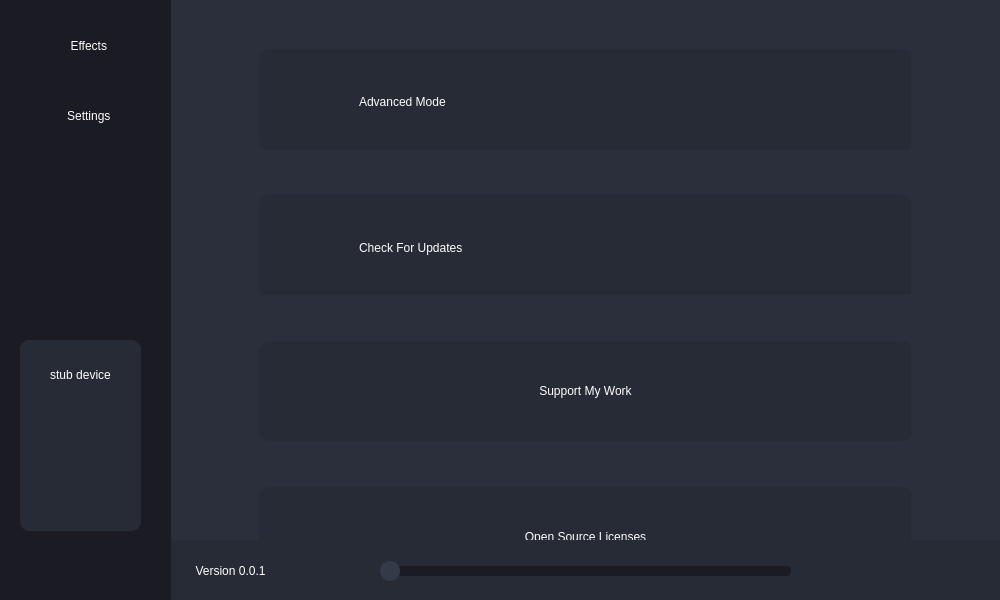
First picture: the form in src/ui/views/main/MainWindow.ui, repository milan338/FreeRGB, before the edit.
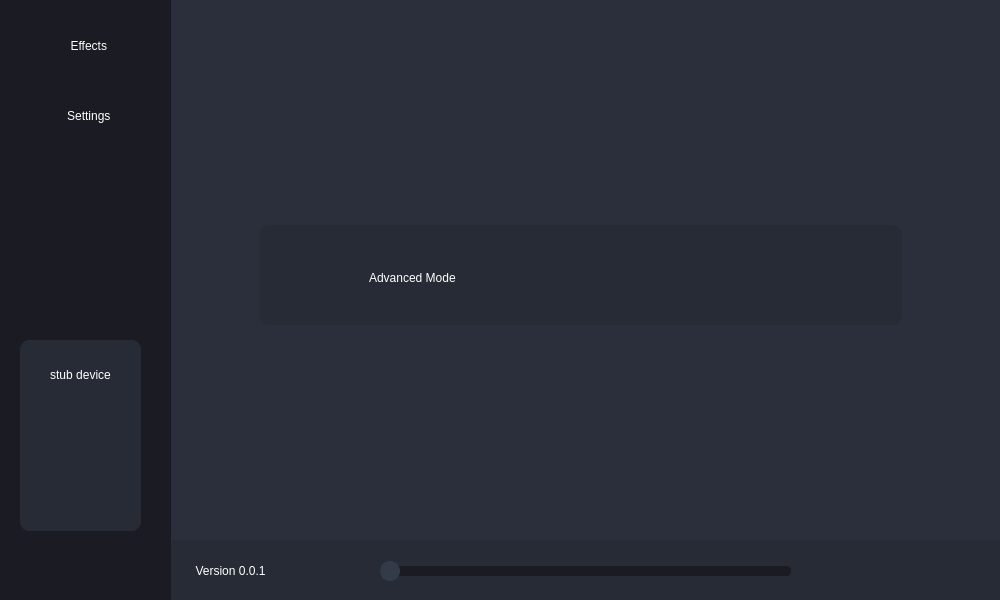
Second picture: the form after the edit. The open tabs and pages were chosen to show the change. Icons and pictures are not drawn.

Commit message: Minor UI improvements; new settings json; initial settings menu constructor

Diff of the .ui file:
```diff
--- a/src/ui/views/main/MainWindow.ui
+++ b/src/ui/views/main/MainWindow.ui
@@ -546,7 +546,7 @@
       <rect>
        <x>20</x>
        <y>0</y>
-       <width>671</width>
+       <width>661</width>
        <height>551</height>
       </rect>
      </property>
@@ -573,8 +573,8 @@
        <rect>
         <x>0</x>
         <y>0</y>
-        <width>671</width>
-        <height>666</height>
+        <width>661</width>
+        <height>551</height>
        </rect>
       </property>
       <layout class="QVBoxLayout" name="verticalLayout_3">
@@ -622,9 +622,9 @@
          <widget class="QWidget" name="horizontalLayoutWidget">
           <property name="geometry">
            <rect>
-            <x>0</x>
+            <x>10</x>
             <y>3</y>
-            <width>681</width>
+            <width>631</width>
             <height>102</height>
            </rect>
           </property>
@@ -685,228 +685,7 @@
         </widget>
        </item>
        <item>
-        <spacer name="verticalSpacer">
-         <property name="orientation">
-          <enum>Qt::Vertical</enum>
-         </property>
-         <property name="sizeType">
-          <enum>QSizePolicy::Fixed</enum>
-         </property>
-         <property name="sizeHint" stdset="0">
-          <size>
-           <width>20</width>
-           <height>40</height>
-          </size>
-         </property>
-        </spacer>
-       </item>
-       <item>
-        <widget class="QWidget" name="settings_toggle_update" native="true">
-         <property name="sizePolicy">
-          <sizepolicy hsizetype="Preferred" vsizetype="Fixed">
-           <horstretch>0</horstretch>
-           <verstretch>0</verstretch>
-          </sizepolicy>
-         </property>
-         <property name="minimumSize">
-          <size>
-           <width>0</width>
-           <height>100</height>
-          </size>
-         </property>
-         <property name="maximumSize">
-          <size>
-           <width>700</width>
-           <height>100</height>
-          </size>
-         </property>
-         <property name="styleSheet">
-          <string notr="true">color: rgb(255, 255, 255);
-background-color: rgb(39, 43, 54);
-border-radius: 10px;</string>
-         </property>
-         <widget class="QWidget" name="horizontalLayoutWidget_3">
-          <property name="geometry">
-           <rect>
-            <x>0</x>
-            <y>3</y>
-            <width>681</width>
-            <height>102</height>
-           </rect>
-          </property>
-          <layout class="QHBoxLayout" name="settings_option_update_layout">
-           <property name="sizeConstraint">
-            <enum>QLayout::SetMinAndMaxSize</enum>
-           </property>
-           <item>
-            <spacer name="horizontalSpacer_5">
-             <property name="orientation">
-              <enum>Qt::Horizontal</enum>
-             </property>
-             <property name="sizeType">
-              <enum>QSizePolicy::Fixed</enum>
-             </property>
-             <property name="sizeHint" stdset="0">
-              <size>
-               <width>100</width>
-               <height>100</height>
-              </size>
-             </property>
-            </spacer>
-           </item>
-           <item>
-            <layout class="QHBoxLayout" name="tmp_layout_settings_updates"/>
-           </item>
-           <item>
-            <widget class="QLabel" name="label_settings_update">
-             <property name="maximumSize">
-              <size>
-               <width>16777215</width>
-               <height>100</height>
-              </size>
-             </property>
-             <property name="text">
-              <string>Check For Updates</string>
-             </property>
-            </widget>
-           </item>
-           <item>
-            <spacer name="horizontalSpacer_3">
-             <property name="orientation">
-              <enum>Qt::Horizontal</enum>
-             </property>
-             <property name="sizeType">
-              <enum>QSizePolicy::Fixed</enum>
-             </property>
-             <property name="sizeHint" stdset="0">
-              <size>
-               <width>100</width>
-               <height>100</height>
-              </size>
-             </property>
-            </spacer>
-           </item>
-          </layout>
-         </widget>
-        </widget>
-       </item>
-       <item>
-        <spacer name="verticalSpacer_2">
-         <property name="orientation">
-          <enum>Qt::Vertical</enum>
-         </property>
-         <property name="sizeType">
-          <enum>QSizePolicy::Fixed</enum>
-         </property>
-         <property name="sizeHint" stdset="0">
-          <size>
-           <width>20</width>
-           <height>40</height>
-          </size>
-         </property>
-        </spacer>
-       </item>
-       <item>
-        <widget class="QPushButton" name="btn_support">
-         <property name="sizePolicy">
-          <sizepolicy hsizetype="Minimum" vsizetype="Fixed">
-           <horstretch>0</horstretch>
-           <verstretch>0</verstretch>
-          </sizepolicy>
-         </property>
-         <property name="minimumSize">
-          <size>
-           <width>0</width>
-           <height>100</height>
-          </size>
-         </property>
-         <property name="maximumSize">
-          <size>
-           <width>700</width>
-           <height>100</height>
-          </size>
-         </property>
-         <property name="styleSheet">
-          <string notr="true">QPushButton
-{
-	color: rgb(255, 255, 255);
-	background-color: rgb(39, 43, 54);
-	border-radius: 10px;
-}
-
-QPushButton:hover
-{
-	background-color: rgb(51, 76, 100);
-}
-
-QPushButton:pressed 
-{
-	background-color: rgb(90, 164, 253);
-}</string>
-         </property>
-         <property name="text">
-          <string>Support My Work</string>
-         </property>
-        </widget>
-       </item>
-       <item>
-        <spacer name="verticalSpacer_4">
-         <property name="orientation">
-          <enum>Qt::Vertical</enum>
-         </property>
-         <property name="sizeType">
-          <enum>QSizePolicy::Fixed</enum>
-         </property>
-         <property name="sizeHint" stdset="0">
-          <size>
-           <width>20</width>
-           <height>40</height>
-          </size>
-         </property>
-        </spacer>
-       </item>
-       <item>
-        <widget class="QPushButton" name="btn_licenses">
-         <property name="sizePolicy">
-          <sizepolicy hsizetype="Minimum" vsizetype="Fixed">
-           <horstretch>0</horstretch>
-           <verstretch>0</verstretch>
-          </sizepolicy>
-         </property>
-         <property name="minimumSize">
-          <size>
-           <width>0</width>
-           <height>100</height>
-          </size>
-         </property>
-         <property name="maximumSize">
-          <size>
-           <width>700</width>
-           <height>100</height>
-          </size>
-         </property>
-         <property name="styleSheet">
-          <string notr="true">QPushButton
-{
-	color: rgb(255, 255, 255);
-	background-color: rgb(39, 43, 54);
-	border-radius: 10px;
-}
-
-QPushButton:hover
-{
-	background-color: rgb(51, 76, 100);
-}
-
-QPushButton:pressed 
-{
-	background-color: rgb(90, 164, 253);
-}</string>
-         </property>
-         <property name="text">
-          <string>Open Source Licenses</string>
-         </property>
-        </widget>
+        <layout class="QVBoxLayout" name="settings_button_layout"/>
        </item>
        <item>
         <spacer name="verticalSpacer_3">
```
Left out of the diff: 36 changed lines with no effect on the pictures. The commit also changes 14 other files.
